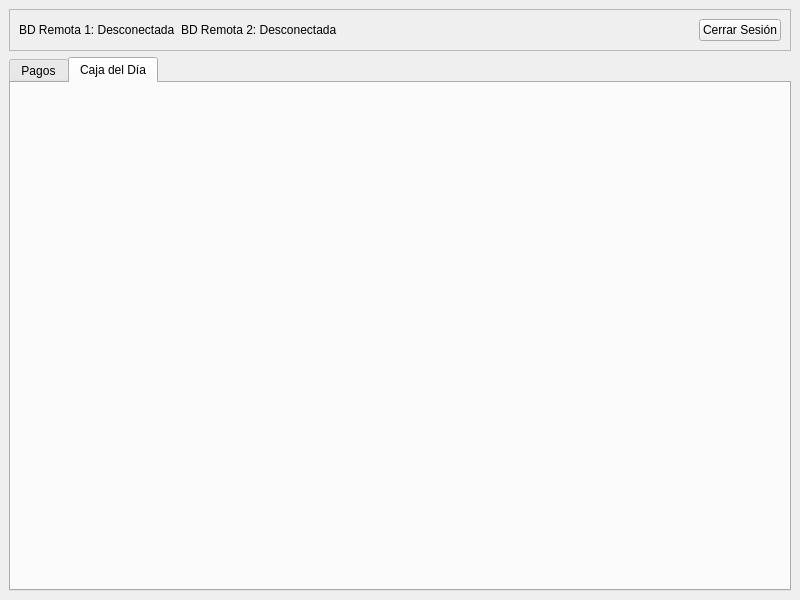
Chatsito58/Final_BDD, file ui/empleado_caja_view.ui: the form before one commit.
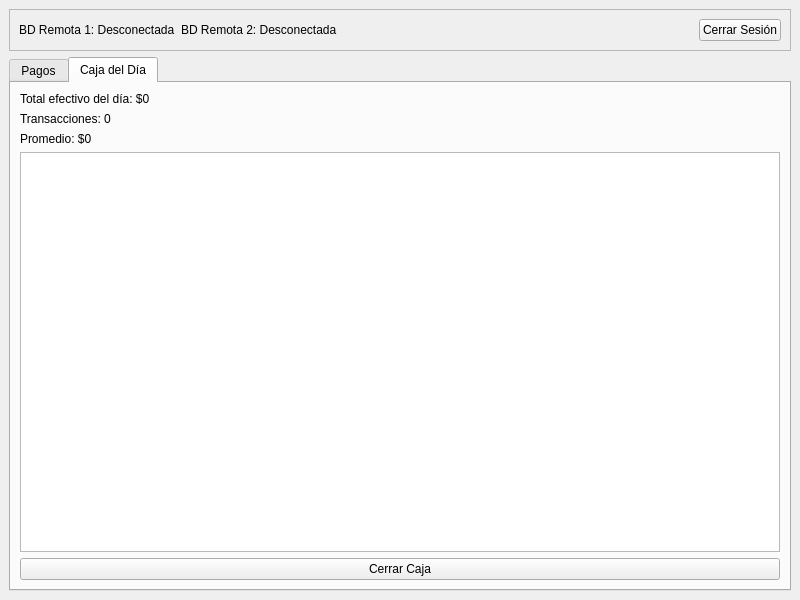
The form after the commit. The open tabs and pages were chosen to show the change.

What changed in the file:
```diff
--- a/ui/empleado_caja_view.ui
+++ b/ui/empleado_caja_view.ui
@@ -101,6 +101,39 @@
        <attribute name="title">
         <string>Caja del Día</string>
        </attribute>
+       <layout class="QVBoxLayout" name="verticalLayout_3">
+        <item>
+         <widget class="QLabel" name="total_caja_label">
+          <property name="text">
+           <string>Total efectivo del día: $0</string>
+          </property>
+         </widget>
+        </item>
+        <item>
+         <widget class="QLabel" name="transacciones_count_label">
+          <property name="text">
+           <string>Transacciones: 0</string>
+          </property>
+         </widget>
+        </item>
+        <item>
+         <widget class="QLabel" name="promedio_caja_label">
+          <property name="text">
+           <string>Promedio: $0</string>
+          </property>
+         </widget>
+        </item>
+        <item>
+         <widget class="QListWidget" name="transacciones_list"/>
+        </item>
+        <item>
+         <widget class="QPushButton" name="cerrar_caja_button">
+          <property name="text">
+           <string>Cerrar Caja</string>
+          </property>
+         </widget>
+        </item>
+       </layout>
       </widget>
      </widget>
     </item>
```
